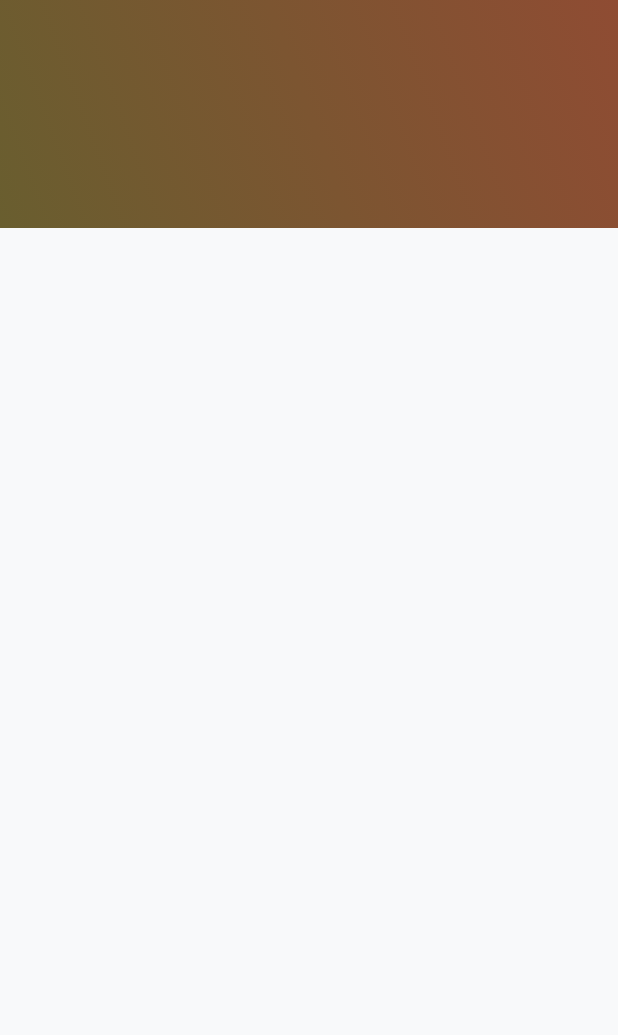
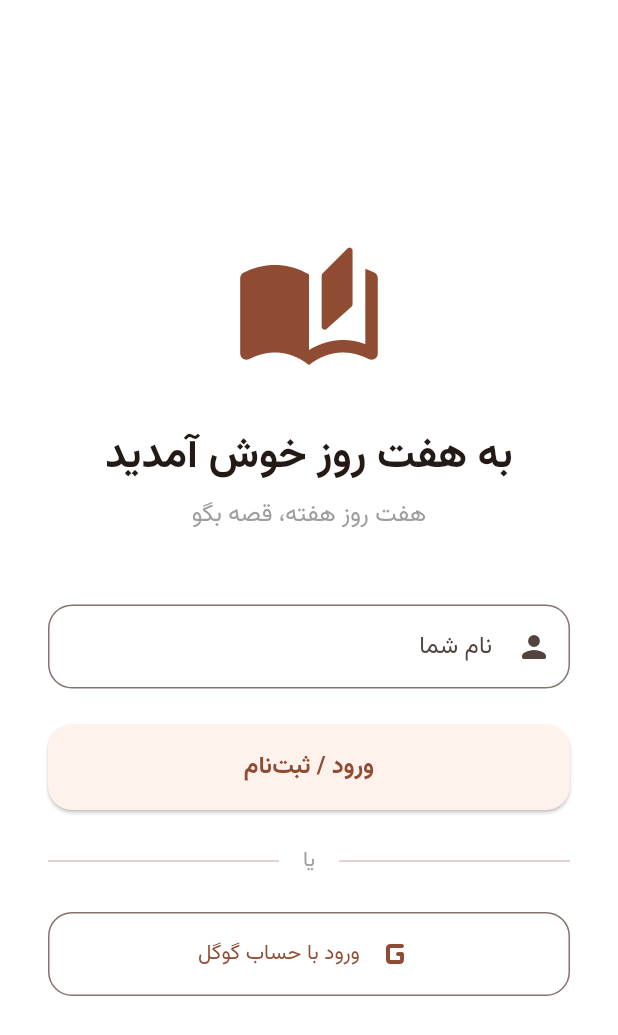
Before and after one commit to mahdilou99/haftroz.ir, a Flutter app: the screen it shows after launch, on a phone screen of 412 x 824 dp. Shown: the top 1035 px of the screen. Run offline on Flutter 3.47's test engine with Material 3 defaults, Android fonts, the phone set to English and light mode, and no system bars; our stand-ins replace audioplayers, flutter_dotenv, html_unescape, permission_handler, shared_preferences; missing offline and left inert: record.

Commit message:
Add Login screen, fix html entities, add Telegram backend

```diff
--- a/app/lib/main.dart
+++ b/app/lib/main.dart
@@ -1,16 +1,24 @@
 import 'package:flutter/material.dart';
 import 'package:flutter_localizations/flutter_localizations.dart';
 import 'package:flutter_dotenv/flutter_dotenv.dart';
+import 'package:shared_preferences/shared_preferences.dart';
 import 'screens/home_screen.dart';
+import 'screens/login_screen.dart';
 
 Future<void> main() async {
   WidgetsFlutterBinding.ensureInitialized();
   await dotenv.load(fileName: ".env");
-  runApp(const HaftrozApp());
+
+  final prefs = await SharedPreferences.getInstance();
+  final isLoggedIn = prefs.getBool('is_logged_in') ?? false;
+
+  runApp(HaftrozApp(isLoggedIn: isLoggedIn));
 }
 
 class HaftrozApp extends StatelessWidget {
-  const HaftrozApp({super.key});
+  final bool isLoggedIn;
+
+  const HaftrozApp({super.key, required this.isLoggedIn});
 
   @override
   Widget build(BuildContext context) {
@@ -52,7 +60,7 @@ class HaftrozApp extends StatelessWidget {
         Locale('fa', 'IR'),
       ],
       locale: const Locale('fa', 'IR'),
-      home: const HomeScreen(),
+      home: isLoggedIn ? const HomeScreen() : const LoginScreen(),
     );
   }
 }
--- /dev/null
+++ b/app/lib/screens/login_screen.dart
@@ -0,0 +1,152 @@
+import 'package:flutter/material.dart';
+import 'package:shared_preferences/shared_preferences.dart';
+import 'home_screen.dart';
+
+class LoginScreen extends StatefulWidget {
+  const LoginScreen({super.key});
+
+  @override
+  State<LoginScreen> createState() => _LoginScreenState();
+}
+
+class _LoginScreenState extends State<LoginScreen> {
+  final TextEditingController _nameController = TextEditingController();
+  bool _isLoading = false;
+
+  Future<void> _login() async {
+    final name = _nameController.text.trim();
+    if (name.isEmpty) {
+      ScaffoldMessenger.of(context).showSnackBar(
+        const SnackBar(content: Text('لطفاً نام خود را وارد کنید')),
+      );
+      return;
+    }
+
+    setState(() {
+      _isLoading = true;
+    });
+
+    // Simulate network delay
+    await Future.delayed(const Duration(seconds: 1));
+
+    final prefs = await SharedPreferences.getInstance();
+    await prefs.setString('user_name', name);
+    await prefs.setBool('is_logged_in', true);
+
+    if (mounted) {
+      Navigator.of(context).pushReplacement(
+        MaterialPageRoute(builder: (ctx) => const HomeScreen()),
+      );
+    }
+  }
+
+  Future<void> _googleLogin() async {
+    setState(() {
+      _isLoading = true;
+    });
+
+    // Simulate Google Sign in
+    await Future.delayed(const Duration(seconds: 1));
+
+    final prefs = await SharedPreferences.getInstance();
+    await prefs.setString('user_name', 'کاربر گوگل');
+    await prefs.setBool('is_logged_in', true);
+
+    if (mounted) {
+      Navigator.of(context).pushReplacement(
+        MaterialPageRoute(builder: (ctx) => const HomeScreen()),
+      );
+    }
+  }
+
+  @override
+  Widget build(BuildContext context) {
+    return Scaffold(
+      backgroundColor: Colors.white,
+      body: SafeArea(
+        child: Center(
+          child: SingleChildScrollView(
+            padding: const EdgeInsets.all(32.0),
+            child: Column(
+              mainAxisAlignment: MainAxisAlignment.center,
+              crossAxisAlignment: CrossAxisAlignment.stretch,
+              children: [
+                Icon(
+                  Icons.auto_stories_rounded,
+                  size: 100,
+                  color: Theme.of(context).colorScheme.primary,
+                ),
+                const SizedBox(height: 24),
+                const Text(
+                  'به هفت روز خوش آمدید',
+                  textAlign: TextAlign.center,
+                  style: TextStyle(
+                    fontSize: 28,
+                    fontWeight: FontWeight.bold,
+                  ),
+                ),
+                const SizedBox(height: 8),
+                const Text(
+                  'هفت روز هفته، قصه بگو',
+                  textAlign: TextAlign.center,
+                  style: TextStyle(
+                    fontSize: 16,
+                    color: Colors.grey,
+                  ),
+                ),
+                const SizedBox(height: 48),
+                TextField(
+                  controller: _nameController,
+                  decoration: InputDecoration(
+                    labelText: 'نام شما',
+                    border: OutlineInputBorder(
+                      borderRadius: BorderRadius.circular(16),
+                    ),
+                    prefixIcon: const Icon(Icons.person_rounded),
+                  ),
+                ),
+                const SizedBox(height: 24),
+                ElevatedButton(
+                  onPressed: _isLoading ? null : _login,
+                  style: ElevatedButton.styleFrom(
+                    padding: const EdgeInsets.symmetric(vertical: 16),
+                  ),
+                  child: _isLoading
+                      ? const SizedBox(
+                          height: 20,
+                          width: 20,
+                          child: CircularProgressIndicator(strokeWidth: 2),
+                        )
+                      : const Text('ورود / ثبت‌نام'),
+                ),
+                const SizedBox(height: 24),
+                const Row(
+                  children: [
+                    Expanded(child: Divider()),
+                    Padding(
+                      padding: EdgeInsets.symmetric(horizontal: 16),
+                      child: Text('یا', style: TextStyle(color: Colors.grey)),
+                    ),
+                    Expanded(child: Divider()),
+                  ],
+                ),
+                const SizedBox(height: 24),
+                OutlinedButton.icon(
+                  onPressed: _isLoading ? null : _googleLogin,
+                  icon: const Icon(Icons.g_mobiledata_rounded, size: 32),
+                  label: const Text('ورود با حساب گوگل'),
+                  style: OutlinedButton.styleFrom(
+                    padding: const EdgeInsets.symmetric(vertical: 12),
+                    shape: RoundedRectangleBorder(
+                      borderRadius: BorderRadius.circular(16),
+                    ),
+                  ),
+                ),
+              ],
+            ),
+          ),
+        ),
+      ),
+    );
+  }
+}
--- a/app/pubspec.yaml
+++ b/app/pubspec.yaml
@@ -42,6 +42,8 @@ dependencies:
   flutter_dotenv: ^6.0.1
   flutter_localizations:
     sdk: flutter
+  shared_preferences: ^2.5.5
+  html_unescape: ^2.0.0
 
 dependency_overrides:
   permission_handler_android: 12.0.13
```
Also changed, not shown: app/lib/screens/home_screen.dart (+102 -21 lines), app/lib/screens/story_screen.dart (+22 -8 lines), app/pubspec.lock, 3 other files.
